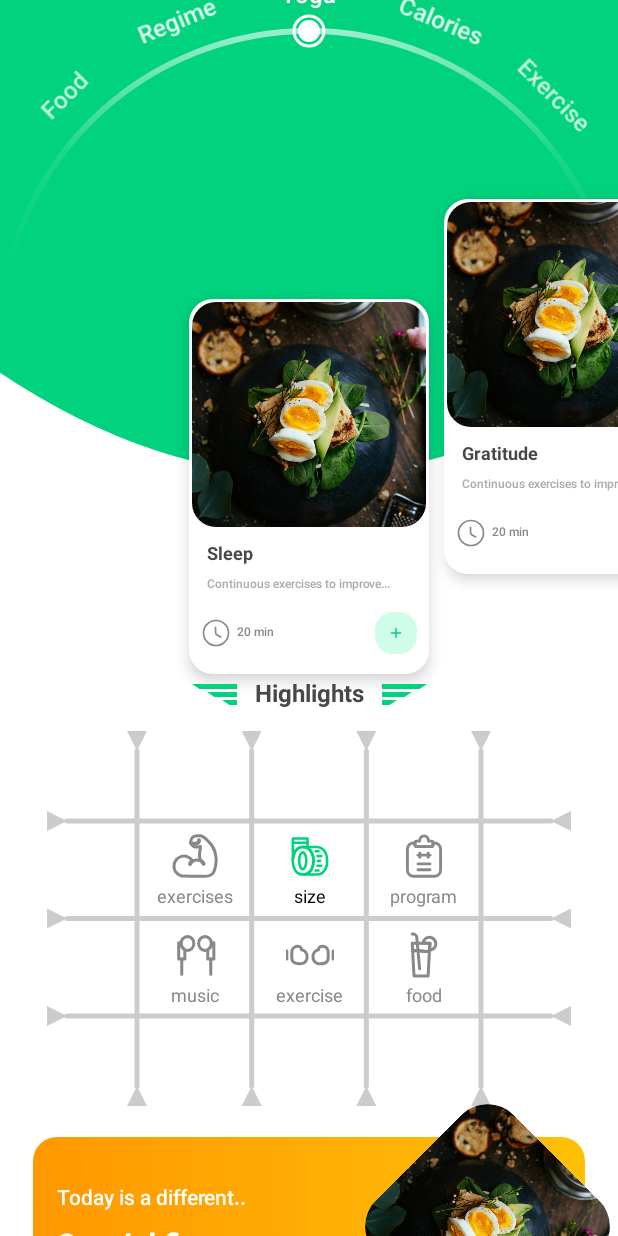
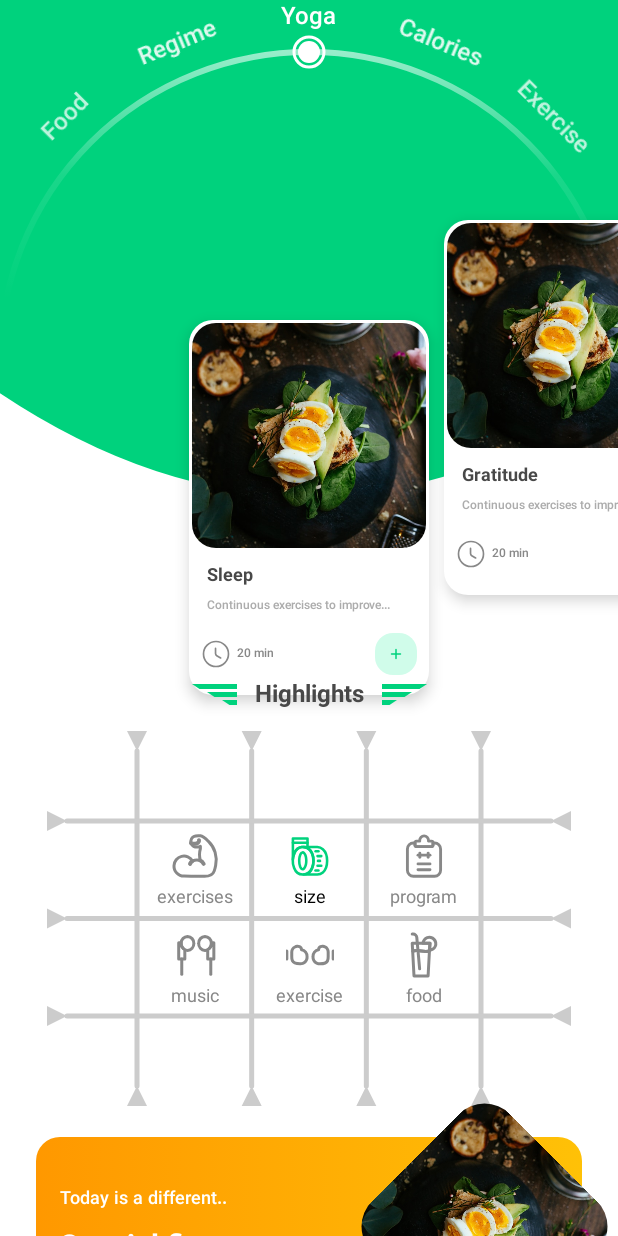
Before and after one commit to RahimMahmoudzadeh/Coach, an Android app built with Jetpack Compose: the @Preview function HomeScreenPreview, on a phone screen of 412 x 824 dp. Run offline under Robolectric (Android 15) with nearby library versions, the light colour scheme and no system bars.

Commit message:
feat: enhance food card and promo slide layouts
- Adjust padding and spacing in `FoodCardList` for better readability.
- Update colors in `FoodCardList` for improved visual appeal.
- Modify corner style in `FoodCardList` for a refined look.
- Update font weight in `FoodCardList`.
- Adjust the sizes of icons and elements in `HighlightsSection`
- Update promo slide design by adding dynamic font size.
- Change page padding in `PromoSlide`
- Adjust arc carousel layout in `HomeScreen`.
- Modify `SpaceDimensions` to add `smallMedium` padding.

```diff
--- a/feature/home/src/main/kotlin/com/rahim/coach/feature/home/HomeScreen.kt
+++ b/feature/home/src/main/kotlin/com/rahim/coach/feature/home/HomeScreen.kt
@@ -41,6 +41,10 @@ import com.rahim.coach.feature.home.components.HomeConstants
 import com.rahim.coach.feature.home.components.InteractiveArcCarousel
 import com.rahim.coach.feature.home.components.PromoPager
 import com.rahim.coach.feature.home.components.StripedTitle
+import com.rahim.coach.library.designsystem.base.LocalFontSize
+import com.rahim.coach.library.designsystem.base.LocalSize
+import com.rahim.coach.library.designsystem.base.LocalSpacing
+import com.rahim.coach.library.designsystem.theme.CaribbeanGreen
 import com.rahim.coach.library.designsystem.theme.CoachTheme
 import kotlin.math.max
 
@@ -52,7 +56,9 @@ internal fun HomeRoute() {
 
 @Composable
 private fun HomeScreen() {
-
+    val size = LocalSize.current
+    val space = LocalSpacing.current
+    val fontSize = LocalFontSize.current
     val configuration = LocalConfiguration.current
     val density = LocalDensity.current
 
@@ -85,15 +91,23 @@ private fun HomeScreen() {
             modifier = Modifier
                 .fillMaxWidth()
                 .height(ovalHeight.dp),
-            backgroundColor = MaterialTheme.colorScheme.primary,
-            ovalHeight = with(density) { (ovalHeight * 0.70f).dp.toPx() }
+            backgroundColor = CaribbeanGreen,
+            ovalHeight = with(density) { (ovalHeight * 0.73f).dp.toPx() }
         ) {
+
+
 
             Column(
                 modifier = Modifier
                     .align(Alignment.TopCenter),
                 horizontalAlignment = Alignment.CenterHorizontally
             ) {
+
+                Spacer(
+                    modifier = Modifier
+                        .height(space.extraExtraLarge)
+                )
+
                 InteractiveArcCarousel(
                     modifier = Modifier,
                     primaryItems = primaryArcCarouselItems.value,
--- a/feature/home/src/main/kotlin/com/rahim/coach/feature/home/components/FoodCardList.kt
+++ b/feature/home/src/main/kotlin/com/rahim/coach/feature/home/components/FoodCardList.kt
@@ -40,7 +40,11 @@ import androidx.compose.ui.unit.dp
 import com.rahim.coach.library.designsystem.base.LocalFontSize
 import com.rahim.coach.library.designsystem.base.LocalSize
 import com.rahim.coach.library.designsystem.base.LocalSpacing
+import com.rahim.coach.library.designsystem.theme.AeroBlue
+import com.rahim.coach.library.designsystem.theme.CaribbeanGreen
+import com.rahim.coach.library.designsystem.theme.OuterSpace
 import com.rahim.coach.library.designsystem.theme.font_bold
+import com.rahim.coach.library.designsystem.theme.font_medium
 import com.rahim.coach.library.designsystem.theme.font_standard
 
 data class FoodCardItem(
@@ -82,9 +86,9 @@ fun FoodCard(
             CornerAccent(
                 modifier = Modifier
                     .fillMaxSize()
-                    .padding(space.small),
-                cornerColor = MaterialTheme.colorScheme.primary,
-                cornerStrokeWidth = 2.dp
+                    .padding(space.smallMedium),
+                cornerColor = CaribbeanGreen,
+                cornerStrokeWidth = space.hairline
             )
 
             // The main Row: image on left, text in middle, plus button on the far right
@@ -111,7 +115,7 @@ fun FoodCard(
                 Column(
                     modifier = Modifier
                         .weight(1f)
-                        .padding(vertical = space.small), // So the text columns fill the remaining space
+                        .padding(vertical = space.medium), // So the text columns fill the remaining space
                     verticalArrangement = Arrangement.Top
                 ) {
                     Text(
@@ -120,17 +124,17 @@ fun FoodCard(
                             fontFamily = font_bold,
                             fontWeight = FontWeight.SemiBold,
                             fontSize = fontSize.default,
-                            color = MaterialTheme.colorScheme.onSecondary
+                            color = OuterSpace
                         )
                     )
                     Spacer(modifier = Modifier.height(size.default))
                     Text(
                         text = item.subtitle,
                         style = TextStyle(
-                            fontFamily = font_standard,
+                            fontFamily = font_medium,
                             fontWeight = FontWeight.Normal,
                             fontSize = fontSize.extraExtraSmall,
-                            color = MaterialTheme.colorScheme.onSecondary
+                            color = OuterSpace
                         )
                     )
 
@@ -144,7 +148,7 @@ fun FoodCard(
                                 fontFamily = font_bold,
                                 fontWeight = FontWeight.SemiBold,
                                 fontSize = fontSize.default,
-                                color = MaterialTheme.colorScheme.onSecondary
+                                color = OuterSpace
                             )
                         )
                         Spacer(modifier = Modifier.width(size.extraSmall))
@@ -154,7 +158,7 @@ fun FoodCard(
                                 fontFamily = font_bold,
                                 fontWeight = FontWeight.SemiBold,
                                 fontSize = fontSize.default,
-                                color = MaterialTheme.colorScheme.onSecondary
+                                color = OuterSpace
                             )
                         )
                     }
@@ -187,7 +191,7 @@ fun FoodCard(
                     .padding(space.small)
                     .size(size.extraExtraLarge)
                     .clip(RoundedCornerShape(size.extraExtraSmall))
-                    .background(MaterialTheme.colorScheme.onPrimary)
+                    .background(AeroBlue)
                     .clickable { onAddClick() }
                     .align(Alignment.BottomEnd),
                 contentAlignment = Alignment.Center
@@ -195,7 +199,7 @@ fun FoodCard(
                 Icon(
                     painter = painterResource(id = com.rahim.coach.library.designsystem.R.drawable.round_add_24),
                     contentDescription = "Add to plan",
-                    tint = MaterialTheme.colorScheme.primary,
+                    tint = CaribbeanGreen,
                     modifier = Modifier.size(size.small)
                 )
             }
--- a/feature/home/src/main/kotlin/com/rahim/coach/feature/home/components/HighlightItemSection.kt
+++ b/feature/home/src/main/kotlin/com/rahim/coach/feature/home/components/HighlightItemSection.kt
@@ -33,6 +33,7 @@ import androidx.compose.ui.unit.dp
 import com.rahim.coach.library.designsystem.base.LocalFontSize
 import com.rahim.coach.library.designsystem.base.LocalSize
 import com.rahim.coach.library.designsystem.base.LocalSpacing
+import com.rahim.coach.library.designsystem.theme.CaribbeanGreen
 
 @Composable
 fun HighlightsSection(items: List<HighlightItem>, modifier: Modifier = Modifier) {
@@ -79,7 +80,7 @@ fun HighlightsSection(items: List<HighlightItem>, modifier: Modifier = Modifier)
                     Icon(
                         painter = painterResource(id = item.icon),
                         contentDescription = item.label,
-                        tint = if (item.isSelected) MaterialTheme.colorScheme.primary else Color.Gray,
+                        tint = if (item.isSelected) CaribbeanGreen else Color.Gray,
                         modifier = Modifier.size(size.extraLarge)
                     )
                     Spacer(modifier = Modifier.height(size.default))
--- a/feature/home/src/main/kotlin/com/rahim/coach/feature/home/components/PromoSlide.kt
+++ b/feature/home/src/main/kotlin/com/rahim/coach/feature/home/components/PromoSlide.kt
@@ -29,12 +29,22 @@ import androidx.compose.ui.res.painterResource
 import androidx.compose.ui.text.font.FontWeight
 import androidx.compose.ui.unit.dp
 import androidx.compose.ui.unit.sp
+import com.rahim.coach.library.designsystem.base.LocalFontSize
+import com.rahim.coach.library.designsystem.base.LocalSize
+import com.rahim.coach.library.designsystem.base.LocalSpacing
+import com.rahim.coach.library.designsystem.theme.font_bold
+import com.rahim.coach.library.designsystem.theme.font_medium
 
 @Composable
 fun PromoCard(
     slide: PromoSlide,
     modifier: Modifier = Modifier,
 ) {
+
+    val size = LocalSize.current
+    val space = LocalSpacing.current
+    val fontSize = LocalFontSize.current
+
     Box(
         contentAlignment = Alignment.Center
     ) {
@@ -43,7 +53,7 @@ fun PromoCard(
         Box(
             modifier = modifier
                 .fillMaxWidth()
-                .clip(RoundedCornerShape(16.dp))
+                .clip(RoundedCornerShape(space.medium))
                 .background(
                     brush = Brush.horizontalGradient(
                         colors = listOf(slide.backgroundColor, slide.secondaryColor)
@@ -56,20 +66,22 @@ fun PromoCard(
             Column(
                 modifier = Modifier
                     .align(Alignment.CenterStart)
-                    .padding(start = 16.dp, end = 80.dp)
-                    .height(120.dp), // leave space for big image on the right
+                    .padding(start = space.medium, end = 80.dp)
+                    .height(120.dp),
                 verticalArrangement = Arrangement.Center
             ) {
                 Text(
                     text = slide.smallTitle,
-                    fontSize = 14.sp,
+                    fontFamily = font_medium,
+                    fontSize = fontSize.default,
                     color = Color.White,
                     fontWeight = FontWeight.Normal,
                 )
-                Spacer(modifier = Modifier.height(4.dp))
+                Spacer(modifier = Modifier.height(space.default))
                 Text(
                     text = slide.bigTitle,
-                    fontSize = 20.sp,
+                    fontFamily = font_bold,
+                    fontSize = fontSize.large,
                     color = Color.White,
                     fontWeight = FontWeight.Bold,
                 )
@@ -87,7 +99,7 @@ fun PromoCard(
                 .size(130.dp)
                 .rotate(45f)
                 .align(Alignment.CenterEnd)
-                .clip(RoundedCornerShape(25.dp))
+                .clip(RoundedCornerShape(size.medium))
 
         )
     }
@@ -99,7 +111,11 @@ fun PromoPager(
     slides: List<PromoSlide>,
     modifier: Modifier = Modifier,
 ) {
-    // Pager state holds the current page info
+
+    val size = LocalSize.current
+    val space = LocalSpacing.current
+    val fontSize = LocalFontSize.current
+
     val pagerState = rememberPagerState(initialPage = 0) {
         slides.size
     }
@@ -108,11 +124,11 @@ fun PromoPager(
         modifier = modifier,
         contentAlignment = Alignment.BottomCenter
     ) {
-        // The pager itself
+
         HorizontalPager(
             state = pagerState,
-            contentPadding = PaddingValues(horizontal = 22.dp),
-            pageSpacing = 22.dp,
+            contentPadding = PaddingValues(horizontal = space.extraLarge),
+            pageSpacing = space.extraLarge,
             modifier = Modifier
                 .fillMaxWidth()  // adjust as needed
         ) { pageIndex ->
@@ -120,22 +136,22 @@ fun PromoPager(
             PromoCard(slide = slide)
         }
 
-        Spacer(modifier = Modifier.height(16.dp))
+        Spacer(modifier = Modifier.height(space.medium))
 
         // A simple dot indicator
         Row(
             modifier = Modifier
                 .padding(12.dp),
-            horizontalArrangement = Arrangement.spacedBy(6.dp)
+            horizontalArrangement = Arrangement.spacedBy(space.extraSmall)
         ) {
             repeat(slides.size) { index ->
                 val isSelected = pagerState.currentPage == index
-                val size = if (isSelected) 12.dp else 6.dp
+                val size = if (isSelected) space.medium else space.extraSmall
                 val color = if (isSelected) Color.White else Color.LightGray
 
                 Box(
                     modifier = Modifier
-                        .size(width = size, height = 6.dp)
+                        .size(width = size, height = space.extraSmall)
                         .clip(CircleShape)
                         .background(color)
                 )
--- a/library/designsystem/src/main/kotlin/com/rahim/coach/library/designsystem/base/SpaceDimensions.kt
+++ b/library/designsystem/src/main/kotlin/com/rahim/coach/library/designsystem/base/SpaceDimensions.kt
@@ -9,6 +9,7 @@ data class SpaceDimensions(
     val default: Dp = 4.dp,
     val extraSmall: Dp = 8.dp,
     val small: Dp = 12.dp,
+    val smallMedium: Dp = 14.dp,
     val medium: Dp = 16.dp,
     val large: Dp = 20.dp,
     val extraLarge: Dp = 24.dp,
```
